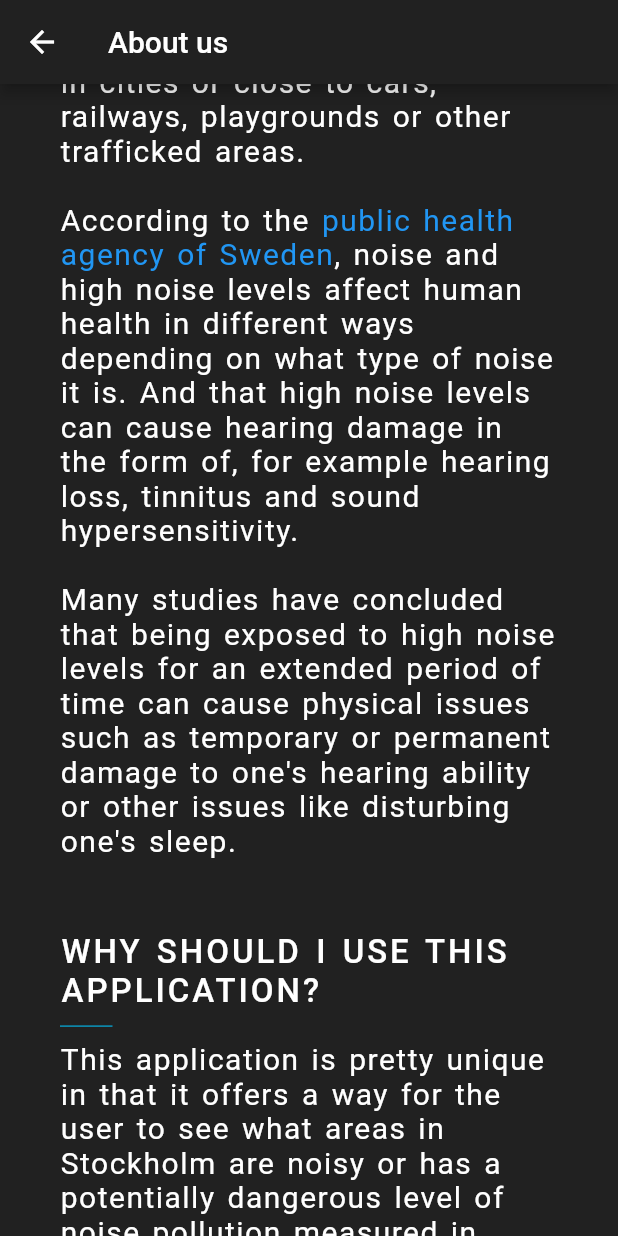
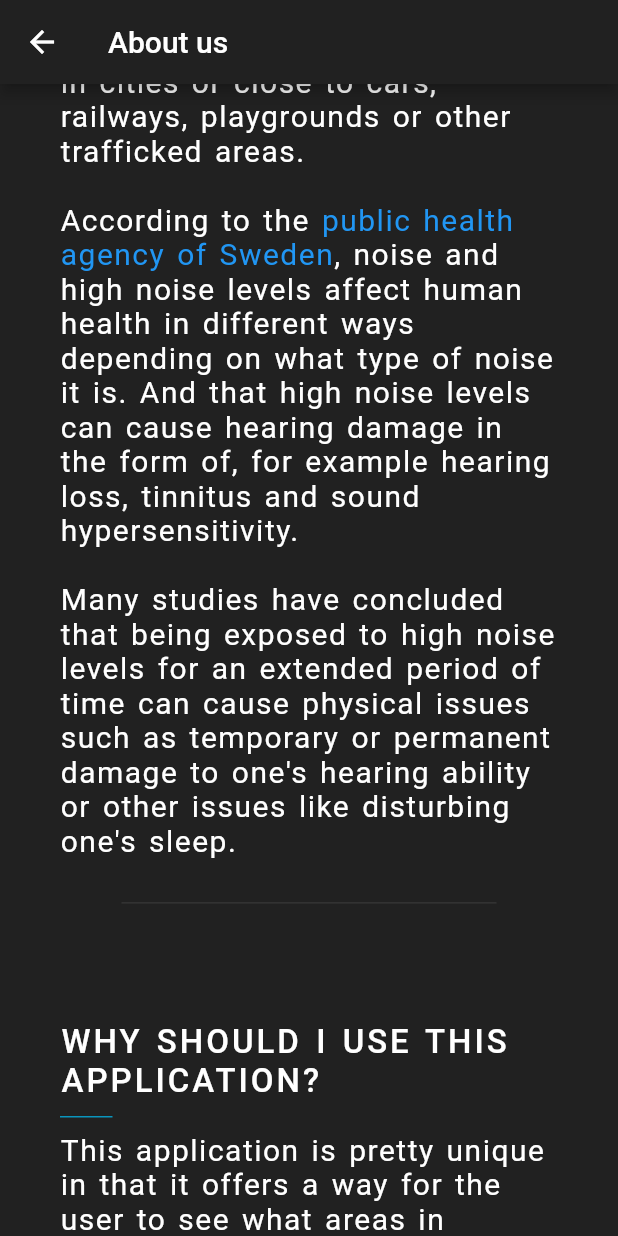
Before and after one commit to allj9618/noisepollutionlocator_71, a Flutter app: the AboutScaffold screen opened directly, scrolled down 576 dp, on a phone screen of 412 x 824 dp. Run offline on Flutter 3.47's test engine with Material 2 defaults, Android fonts, the phone set to English and light mode, and no system bars; our stand-ins replace animated_splash_screen, flutter_map, flutter_slidable, geolocator, latlong, settings_ui and 1 more; missing offline and left inert: ff_navigation_bar, flutter_map_arcgis; accounts and stored records are empty.

Commit message:
Pull and minor changes

```diff
--- a/lib/about/about_text.dart
+++ b/lib/about/about_text.dart
@@ -2,6 +2,7 @@ import 'package:flutter/cupertino.dart';
 import 'package:flutter/gestures.dart';
 import 'package:flutter/material.dart';
 import 'package:url_launcher/url_launcher.dart';
+
 
 
 class TextContent extends StatelessWidget {
@@ -10,18 +11,23 @@ class TextContent extends StatelessWidget {
     return Padding(
       padding: const EdgeInsets.all(8.0),
       child: Column(
+
+        // Make this a list?
         children: [
           title1(context),
           Separator(),
           textBlock1(context),
+          Separator2(),
           SizedBox(height: 50),
           title2(context),
           Separator(),
           textBlock2(context),
+          Separator2(),
           SizedBox(height: 50),
           title3(context),
           Separator(),
           textBlock3(context),
+          Separator2(),
           SizedBox(height: 50),
           title4(context),
           Separator()
@@ -51,7 +57,7 @@ class TextContent extends StatelessWidget {
     return Align(
         alignment: Alignment.topLeft,
         child: Text(
-          "HOW DO I USE THIS APP?".toUpperCase(),
+          "HOW DO I USE THIS \nAPPLICATION?".toUpperCase(),
           style: titleStyle(context),
         ));
   }
@@ -97,7 +103,7 @@ class TextContent extends StatelessWidget {
     );
   }
 
-  // Add somekind of decibel graph?
+  // Add some kind of decibel graph?
   // ex. https://medium.com/flutterdevs/animated-bar-chart-in-flutter-85e58ebd29ed
   textBlock4(context) {
     return Text(
@@ -153,3 +159,16 @@ class Separator extends StatelessWidget {
             color: new Color(0xff00c6ff)));
   }
 }
+
+class Separator2 extends StatelessWidget {
+  @override
+  Widget build(BuildContext context) {
+    return new Align(
+        alignment: Alignment.center,
+        child: Container(
+            margin: new EdgeInsets.symmetric(vertical: 30.0),
+            height: 0.5,
+            width: 250.0,
+            color: Colors.grey.withOpacity(0.3)));
+  }
+}
--- a/lib/bottom_navigation.dart
+++ b/lib/bottom_navigation.dart
@@ -3,18 +3,19 @@ import 'package:flutter/material.dart';
 import 'package:noisepollutionlocator_71/location.dart';
 import 'package:noisepollutionlocator_71/map.dart';
 import 'package:noisepollutionlocator_71/settings.dart';
+import 'about/about.dart';
 import 'favorites.dart';
 import 'package:ff_navigation_bar/ff_navigation_bar.dart';
 import 'translations.dart';
 
-class OurNavigationBar extends StatefulWidget{
+class OurNavigationBar extends StatefulWidget {
   OurNavigationBar({Key key}) : super(key: key);
 
   @override
   _OurNavigationBarState createState() => _OurNavigationBarState();
 }
 
-class _OurNavigationBarState extends State<OurNavigationBar>{
+class _OurNavigationBarState extends State<OurNavigationBar> {
   int _selectedIndex = 0;
   static List<Widget> _widgetOptions = <Widget>[
     Map(),
@@ -30,12 +31,17 @@ class _OurNavigationBarState extends State<OurNavigationBar>{
   }*/
 
   @override
-  Widget build(BuildContext context){
+  Widget build(BuildContext context) {
     return Scaffold(
       appBar: AppBar(
         leading: Image.asset('assets/logopng.png'),
+        actions: <Widget>[
+      About()
+  ],
       title: const Text('Notice Noise'),
-        backgroundColor: Theme.of(context).scaffoldBackgroundColor,
+      backgroundColor: Theme
+          .of(context)
+          .scaffoldBackgroundColor,
     ),
     body: Center(
     child: _widgetOptions.elementAt(_selectedIndex),
--- a/lib/settings.dart
+++ b/lib/settings.dart
@@ -25,10 +25,6 @@ class _Settings extends State<Settings> {
         backgroundColor: Theme.of(context).scaffoldBackgroundColor,
         sections: [
           SettingsSection(
-            subtitle: Center(
-                child: Text(
-                  Translations.of(context).text('settingsTitle'),
-                )),
             tiles: [
               SettingsTile(
                 title: Translations.of(context).text('language'),
```
Also changed, not shown: 2 other files. Lines whose indentation alone changed are shown as unchanged.
